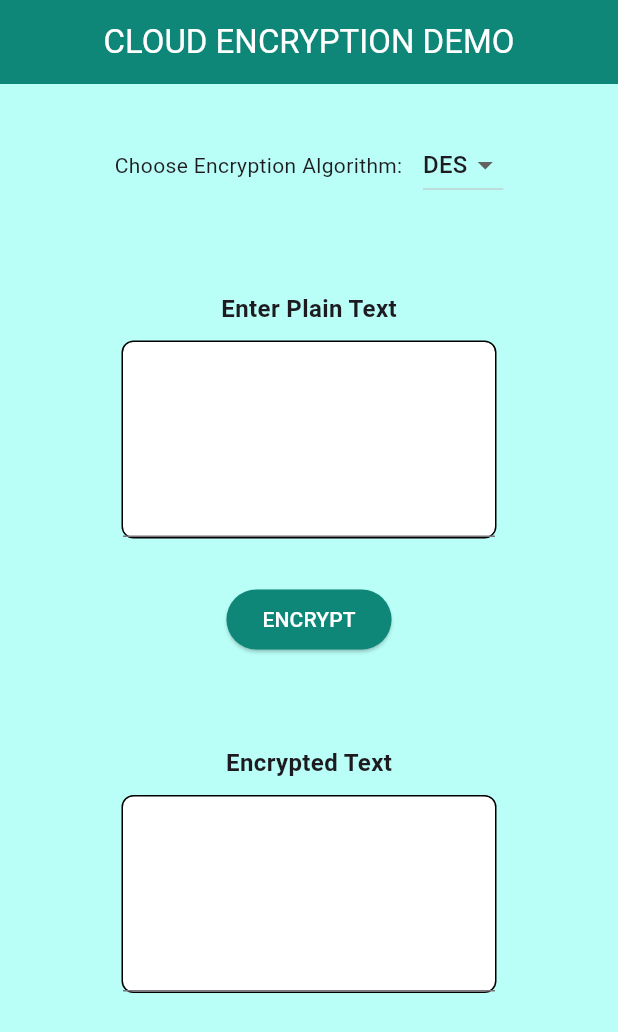
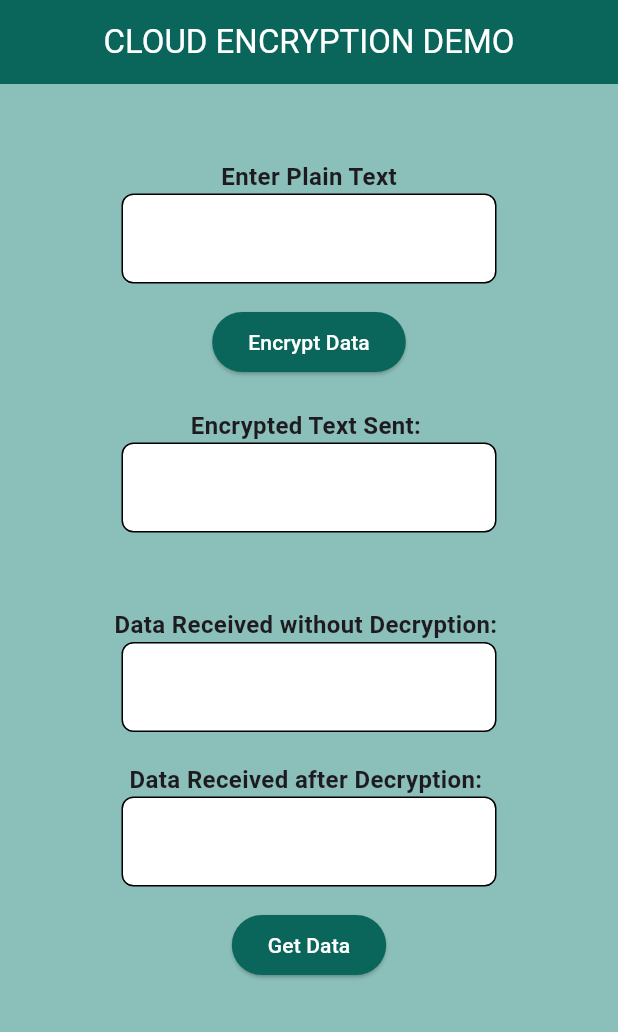
Before and after one commit to ketan-jainn/cloud_secure, a Flutter app: the screen it shows after launch, on a phone screen of 412 x 824 dp. Shown: the top 1032 px of the screen. Run offline on Flutter 3.47's test engine with Material 2 defaults, Android fonts, the phone set to English and light mode, and no system bars; missing offline and left inert: encrypt, pointycastle.

Commit message:
'before-encryption'

```diff
--- a/lib/components/custom_text_box.dart
+++ b/lib/components/custom_text_box.dart
@@ -2,9 +2,11 @@ import 'package:flutter/material.dart';
 
 class CustomTextBox extends StatelessWidget {
   final String title;
+  final TextEditingController? textEditingController;
   const CustomTextBox({
     required this.title,
     Key? key,
+    this.textEditingController,
   }) : super(key: key);
 
   @override
@@ -12,14 +14,14 @@ class CustomTextBox extends StatelessWidget {
     return Column(
       children: [
         const SizedBox(
-          height: 60,
+          height: 20,
         ),
         Text(
           title,
           style: const TextStyle(fontWeight: FontWeight.bold, fontSize: 16),
         ),
         Container(
-          margin: const EdgeInsets.fromLTRB(50, 10, 50, 30),
+          // margin: const EdgeInsets.fromLTRB(50, 10, 50, 30),
           width: 250,
           decoration: BoxDecoration(
             border: Border.all(
@@ -28,14 +30,16 @@ class CustomTextBox extends StatelessWidget {
             borderRadius: BorderRadius.circular(8),
             color: Colors.white,
           ),
-          child: const TextField(
-            decoration: InputDecoration(
-                focusColor: Colors.transparent,
-                contentPadding: EdgeInsets.symmetric(
-                  vertical: 5,
-                  horizontal: 5,
-                )),
-            maxLines: 5,
+          child: TextField(
+            controller: textEditingController,
+            decoration: const InputDecoration(
+              border: InputBorder.none,
+              contentPadding: EdgeInsets.symmetric(
+                vertical: 5,
+                horizontal: 5,
+              ),
+            ),
+            maxLines: 2,
             // maxLines: 0,
           ),
         ),
--- /dev/null
+++ b/lib/components/green_button.dart
@@ -0,0 +1,23 @@
+import 'package:flutter/material.dart';
+
+class GreenButton extends StatelessWidget {
+  final String title;
+  final void Function()? onPressed;
+  const GreenButton({
+    Key? key,
+    required this.title,
+    required this.onPressed,
+  }) : super(key: key);
+
+  @override
+  Widget build(BuildContext context) {
+    return ElevatedButton(
+      style: ElevatedButton.styleFrom(
+        backgroundColor: const Color.fromRGBO(10, 101, 90, 1),
+        foregroundColor: Colors.white,
+      ),
+      onPressed: onPressed,
+      child: Text(title),
+    );
+  }
+}
--- a/lib/main.dart
+++ b/lib/main.dart
@@ -1,8 +1,34 @@
+// import 'package:cloud_secure/screens/home.dart';
 import 'package:cloud_secure/screens/home.dart';
+import 'package:encrypt/encrypt_io.dart';
+// import 'package:encrypt/encrypt_io.dart';
 import 'package:flutter/material.dart';
+import 'package:pointycastle/asymmetric/api.dart';
 
-void main() {
-  runApp(const MyApp());
+void main() async {
+  RSAPrivateKey? privKey = await parseKeyFromFile<RSAPrivateKey>(
+      'E:/Flutter Projects/cloud_secure/lib/keys/private.pem');
+  RSAPublicKey? publicKey = await parseKeyFromFile<RSAPublicKey>(
+      'E:/Flutter Projects/cloud_secure/lib/keys/public.pem');
+
+  runApp(MyApp());
+  // String plainText = 'test@agmail.com';
+  // Encrypter encrypter;
+  // Encrypted encrypted;
+  // String decrypted;
+
+  // encrypter = Encrypter(
+  //   RSA(
+  //     publicKey: publicKey,
+  //     privateKey: privKey,
+  //     encoding: RSAEncoding.OAEP,
+  //   ),
+  // );
+  // encrypted = encrypter.encrypt(plainText);
+  // decrypted = encrypter.decrypt(Encrypted.fromBase64(encrypted.base64));
+  // print(encrypted.base64);
+  // print("Decrypted Text: " + decrypted);
+  // print(encrypted.bytes);
 }
 
 class MyApp extends StatelessWidget {
@@ -12,11 +38,13 @@ class MyApp extends StatelessWidget {
   Widget build(BuildContext context) {
     return MaterialApp(
       title: 'Cloud Secure',
+      themeMode: ThemeMode.dark,
+      debugShowCheckedModeBanner: false,
       theme: ThemeData(
         useMaterial3: true,
-        primarySwatch: Colors.blue,
+        primarySwatch: Colors.green,
       ),
-      home: const Home(),
+      home: Home(),
     );
   }
 }
--- /dev/null
+++ b/lib/models/encrypt_data_model.dart
@@ -0,0 +1,29 @@
+// To parse this JSON data, do
+//
+//     final item = itemFromJson(jsonString);
+
+import 'dart:convert';
+
+Item itemFromJson(String str) => Item.fromJson(json.decode(str));
+
+String itemToJson(Item data) => json.encode(data.toJson());
+
+class Item {
+    Item({
+        required this.id,
+        required this.encryptedData,
+    });
+
+    String id;
+    String encryptedData;
+
+    factory Item.fromJson(Map<String, dynamic> json) => Item(
+        id: json["id"],
+        encryptedData: json["encryptedData"],
+    );
+
+    Map<String, dynamic> toJson() => {
+        "id": id,
+        "encryptedData": encryptedData,
+    };
+}
--- a/lib/screens/home.dart
+++ b/lib/screens/home.dart
@@ -1,63 +1,105 @@
+import 'package:cloud_secure/components/green_button.dart';
+import 'package:cloud_secure/models/encrypt_data_model.dart';
+import 'package:cloud_secure/services/encrypt_data_crud.dart';
+import 'package:encrypt/encrypt.dart';
+import 'package:encrypt/encrypt_io.dart';
 import 'package:flutter/material.dart';
+// ignore: depend_on_referenced_packages
+import 'package:pointycastle/asymmetric/api.dart' as ass;
 
 import '../components/custom_text_box.dart';
 
 class Home extends StatelessWidget {
-  const Home({super.key});
+  Home({super.key});
+  final plainTextController = TextEditingController();
+
+  Future<String> encryptData(String plainText) async {
+    ass.RSAPrivateKey? privKey =
+        await parseKeyFromFile<ass.RSAPrivateKey>('keys/private.pem');
+
+    ass.RSAPublicKey? publicKey =
+        await parseKeyFromFile<ass.RSAPublicKey>('keys/public.pem');
+
+    Encrypter encrypter;
+    Encrypted encrypted;
+    // String decrypted;
+
+    encrypter = Encrypter(
+      RSA(
+        publicKey: publicKey,
+        privateKey: privKey,
+        encoding: RSAEncoding.OAEP,
+      ),
+    );
+    encrypted = encrypter.encrypt(plainText);
+    // decrypted = encrypter.decrypt(encrypted);
+
+    return encrypted.base64;
+  }
 
   @override
   Widget build(BuildContext context) {
     return Scaffold(
       appBar: AppBar(
-        backgroundColor: const Color(0xff0e8778),
+        backgroundColor: const Color.fromRGBO(10, 101, 90, 1),
         centerTitle: true,
         title: const Text('CLOUD ENCRYPTION DEMO',
             style: TextStyle(
               color: Colors.white,
             )),
       ),
-      backgroundColor: const Color(0xffb9fff7),
+      backgroundColor: const Color.fromRGBO(139, 191, 185, 1),
       body: SafeArea(
         child: SingleChildScrollView(
           physics: const BouncingScrollPhysics(),
+          child: Center(
             child: Column(
               children: [
                 const SizedBox(
                   height: 30,
                 ),
-              Row(
-                mainAxisAlignment: MainAxisAlignment.center,
-                children: [
-                  const Text('Choose Encryption Algorithm: '),
+                CustomTextBox(
+                  title: 'Enter Plain Text',
+                  textEditingController: plainTextController,
+                ),
                 const SizedBox(
-                    width: 10,
+                  height: 15,
                 ),
-                  DropdownButton(
-                    dropdownColor: Colors.white,
-                    onChanged: (value) {},
-                    items: const [
-                      DropdownMenuItem(
-                        child: Text('DES'),
+                GreenButton(
+                  title: 'Encrypt Data',
+                  onPressed: () async {
+                    // Item? item;
+                    // item!.encryptedData = encryptedData!;
+                    String encryptedData =
+                        await encryptData(plainTextController.text);
+                    Item item = Item(id: '1', encryptedData: encryptedData);
+                    EncryptDataServices().sendData(item);
+                  },
                 ),
-                    ],
-                    onTap: () {},
+                const CustomTextBox(
+                  title: 'Encrypted Text Sent: ',
+                ),
+                const SizedBox(
+                  height: 30,
+                ),
+                const CustomTextBox(
+                  title: 'Data Received without Decryption: ',
+                ),
+                const CustomTextBox(
+                  title: 'Data Received after Decryption: ',
+                ),
+                const SizedBox(
+                  height: 15,
+                ),
+                GreenButton(
+                  title: 'Get Data',
+                  onPressed: () async {
+                    Item? item = await EncryptDataServices().getEncryptedData();
+                    print(item?.encryptedData.toString());
+                  },
                 ),
               ],
             ),
-              const CustomTextBox(
-                title: 'Enter Plain Text',
-              ),
-              ElevatedButton(
-                  style: ElevatedButton.styleFrom(
-                    backgroundColor: const Color(0xff0e8778),
-                    foregroundColor: Colors.white,
-                  ),
-                  onPressed: () {},
-                  child: const Text('ENCRYPT')),
-              const CustomTextBox(
-                title: 'Encrypted Text',
-              ),
-            ],
           ),
         ),
       ),
--- /dev/null
+++ b/lib/services/encrypt_data_crud.dart
@@ -0,0 +1,36 @@
+import 'dart:developer';
+
+import 'package:cloud_secure/models/encrypt_data_model.dart';
+import 'package:http/http.dart' as http;
+
+class EncryptDataServices {
+  Future<Item?> getEncryptedData() async {
+    var getURL = Uri.parse(
+        "https://lxk58gv3gg.execute-api.us-east-1.amazonaws.com/data/1");
+    final response = await http.get(getURL);
+    if (response.statusCode == 200) {
+      Item item = itemFromJson(response.body);
+      return item;
+    } else {
+      return null;
+    }
+  }
+
+  void sendData(Item data) async {
+    var getURL = Uri.parse(
+        "https://lxk58gv3gg.execute-api.us-east-1.amazonaws.com/data");
+    var body = itemToJson(data);
+    final response = await http.put(
+      getURL,
+      headers: {"Content-Type": "application/json"},
+      body: body,
+    );
+    try {
+      if (response.statusCode == 200) {
+        itemFromJson(response.body);
+      }
+    } catch (e) {
+      log(e.toString());
+    }
+  }
+}
```
Also changed, not shown: pubspec.yaml (+6 -2 lines), pubspec.lock, 3 other files. Lines whose indentation alone changed are shown as unchanged.
